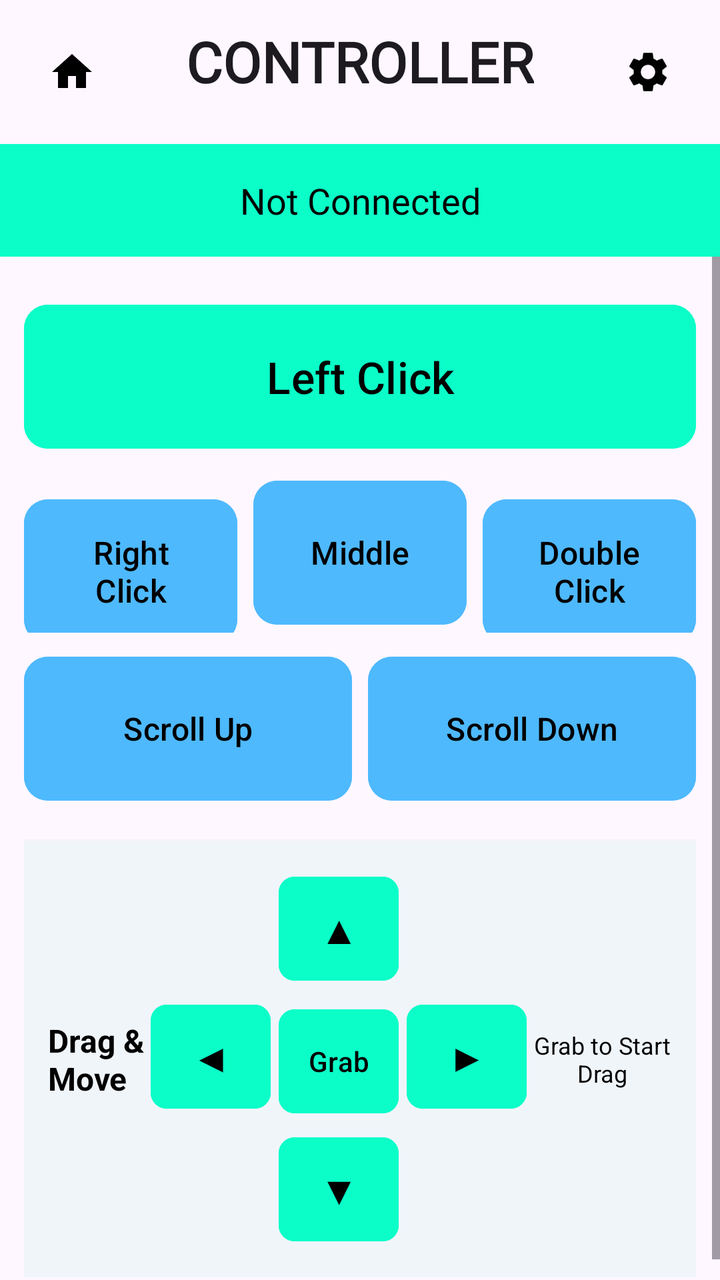
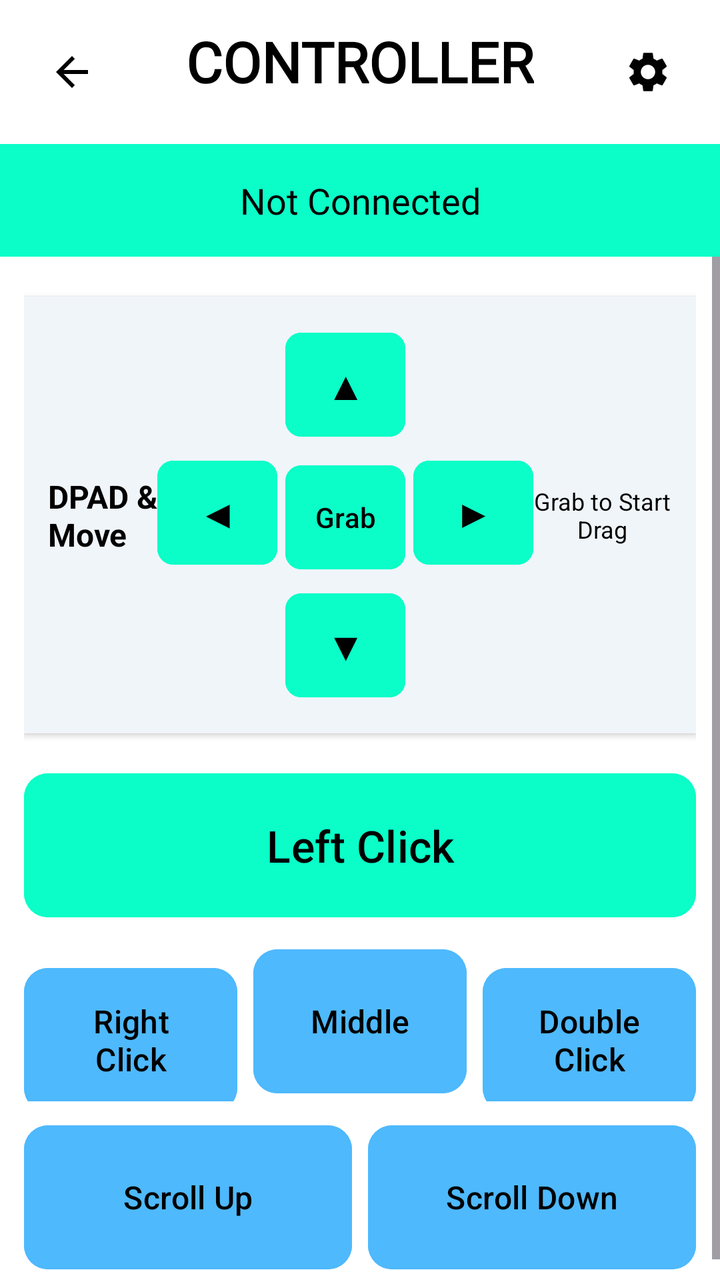

Two renders of the same Android screen: before a commit and after it. Below are the layout's source before the change and the commit's diff.
<!-- AndroidManifest.xml: application theme Theme.Phomouse -->
<!-- res/layout/screen_controller.xml -->
<?xml version="1.0" encoding="utf-8"?>
<androidx.constraintlayout.widget.ConstraintLayout xmlns:android="http://schemas.android.com/apk/res/android"
    xmlns:app="http://schemas.android.com/apk/res-auto"
    android:id="@+id/screen_controller"
    android:layout_width="match_parent"
    android:layout_height="match_parent"
    android:background="?attr/colorSurface">

    <androidx.constraintlayout.widget.ConstraintLayout
        android:id="@+id/header_controller"
        android:layout_width="match_parent"
        android:layout_height="wrap_content"
        android:padding="12dp"
        app:layout_constraintTop_toTopOf="parent">

        <ImageButton
            android:id="@+id/btn_home_controller"
            android:layout_width="48dp"
            android:layout_height="48dp"
            android:src="@drawable/ic_home"
            android:background="?attr/selectableItemBackgroundBorderless"
            app:layout_constraintStart_toStartOf="parent"
            app:layout_constraintTop_toTopOf="parent" />

        <TextView
            android:layout_width="wrap_content"
            android:layout_height="wrap_content"
            android:text="CONTROLLER"
            android:textSize="28sp"
            android:textStyle="bold"
            android:textColor="?attr/colorOnSurface"
            android:fontFamily="?attr/mainFontFamily"
            app:layout_constraintStart_toStartOf="parent"
            app:layout_constraintEnd_toEndOf="parent"
            app:layout_constraintTop_toTopOf="parent" />

        <ImageButton
            android:id="@+id/btn_settings_controller"
            android:layout_width="48dp"
            android:layout_height="48dp"
            android:src="@drawable/ic_settings"
            android:background="?attr/selectableItemBackgroundBorderless"
            app:layout_constraintEnd_toEndOf="parent"
            app:layout_constraintTop_toTopOf="parent" />

    </androidx.constraintlayout.widget.ConstraintLayout>

    <TextView
        android:id="@+id/status_bar"
        android:layout_width="match_parent"
        android:layout_height="wrap_content"
        android:text="Not Connected"
        android:textSize="18sp"
        android:textColor="@color/black"
        android:background="@color/accent"
        android:gravity="center"
        android:paddingVertical="16dp"
        android:fontFamily="?attr/mainFontFamily"
        app:layout_constraintTop_toBottomOf="@id/header_controller" />

    <ScrollView
        android:layout_width="match_parent"
        android:layout_height="0dp"
        android:fillViewport="true"
        app:layout_constraintTop_toBottomOf="@id/status_bar"
        app:layout_constraintBottom_toBottomOf="parent">

        <LinearLayout
            android:layout_width="match_parent"
            android:layout_height="wrap_content"
            android:orientation="vertical"
            android:padding="12dp"
            android:gravity="center_horizontal">

            <com.google.android.material.button.MaterialButton
                android:id="@+id/btn_left_click"
                android:layout_width="match_parent"
                android:layout_height="80dp"
                android:text="Left Click"
                android:textSize="22sp"
                android:textColor="@color/black"
                android:textAllCaps="false"
                android:backgroundTint="@color/accent"
                app:cornerRadius="12dp"
                android:layout_marginTop="8dp"/>

            <LinearLayout
                android:layout_width="match_parent"
                android:layout_height="wrap_content"
                android:orientation="horizontal"
                android:layout_marginTop="8dp">
                <com.google.android.material.button.MaterialButton
                    android:id="@+id/btn_right_click"
                    android:layout_width="0dp"
                    android:layout_weight="1"
                    android:layout_height="80dp"
                    android:text="Right Click"
                    android:textSize="16sp"
                    android:textColor="@color/black"
                    android:textAllCaps="false"
                    android:backgroundTint="@color/primary"
                    app:cornerRadius="12dp"
                    android:layout_marginEnd="4dp"/>
                <com.google.android.material.button.MaterialButton
                    android:id="@+id/btn_middle_click"
                    android:layout_width="0dp"
                    android:layout_weight="1"
                    android:layout_height="80dp"
                    android:text="Middle"
                    android:textSize="16sp"
                    android:textColor="@color/black"
                    android:textAllCaps="false"
                    android:backgroundTint="@color/primary"
                    app:cornerRadius="12dp"
                    android:layout_marginHorizontal="4dp"/>
                <com.google.android.material.button.MaterialButton
                    android:id="@+id/btn_double_click"
                    android:layout_width="0dp"
                    android:layout_weight="1"
                    android:layout_height="80dp"
                    android:text="Double Click"
                    android:textSize="16sp"
                    android:textColor="@color/black"
                    android:textAllCaps="false"
                    android:backgroundTint="@color/primary"
                    app:cornerRadius="12dp"
                    android:layout_marginStart="4dp"/>
            </LinearLayout>

            <LinearLayout
                android:layout_width="match_parent"
                android:layout_height="wrap_content"
                android:orientation="horizontal"
                android:layout_marginTop="8dp">
                <com.google.android.material.button.MaterialButton
                    android:id="@+id/btn_scroll_up"
                    android:layout_width="0dp"
                    android:layout_weight="1"
                    android:layout_height="80dp"
                    android:text="Scroll Up"
                    android:textSize="16sp"
                    android:textColor="@color/black"
                    android:textAllCaps="false"
                    android:backgroundTint="@color/primary"
                    app:cornerRadius="12dp"
                    android:layout_marginEnd="4dp"/>
                <com.google.android.material.button.MaterialButton
                    android:id="@+id/btn_scroll_down"
                    android:layout_width="0dp"
                    android:layout_weight="1"
                    android:layout_height="80dp"
                    android:text="Scroll Down"
                    android:textSize="16sp"
                    android:textColor="@color/black"
                    android:textAllCaps="false"
                    android:backgroundTint="@color/primary"
                    app:cornerRadius="12dp"
                    android:layout_marginStart="4dp"/>
            </LinearLayout>

            
            <androidx.constraintlayout.widget.ConstraintLayout
                android:layout_width="match_parent"
                android:layout_height="wrap_content"
                android:background="#F0F5FA"
                android:layout_marginTop="16dp"
                android:padding="12dp"
                android:elevation="2dp">

                <TextView
                    android:id="@+id/label_drag"
                    android:layout_width="wrap_content"
                    android:layout_height="wrap_content"
                    android:text="Drag &amp;\nMove"
                    android:textStyle="bold"
                    android:textSize="16sp"
                    android:textColor="@color/black"
                    app:layout_constraintStart_toStartOf="parent"
                    app:layout_constraintTop_toTopOf="parent"
                    app:layout_constraintBottom_toBottomOf="parent"/>

                <GridLayout
                    android:id="@+id/drag_grid"
                    android:layout_width="wrap_content"
                    android:layout_height="wrap_content"
                    android:columnCount="3"
                    android:rowCount="3"
                    app:layout_constraintStart_toEndOf="@id/label_drag"
                    app:layout_constraintEnd_toStartOf="@id/label_tap_grab"
                    app:layout_constraintTop_toTopOf="parent"
                    app:layout_constraintBottom_toBottomOf="parent">

                    <Space android:layout_width="60dp" android:layout_height="60dp" />
                    <com.google.android.material.button.MaterialButton
                        android:id="@+id/btn_drag_up"
                        android:layout_width="60dp"
                        android:layout_height="60dp"
                        android:padding="0dp"
                        android:text="▲"
                        android:textSize="20sp"
                        android:textColor="@color/black"
                        android:backgroundTint="@color/accent"
                        app:cornerRadius="8dp"
                        android:layout_margin="2dp"/>
                    <Space android:layout_width="60dp" android:layout_height="60dp" />

                    <com.google.android.material.button.MaterialButton
                        android:id="@+id/btn_drag_left"
                        android:layout_width="60dp"
                        android:layout_height="60dp"
                        android:padding="0dp"
                        android:text="◀"
                        android:textSize="20sp"
                        android:textColor="@color/black"
                        android:backgroundTint="@color/accent"
                        app:cornerRadius="8dp"
                        android:layout_margin="2dp"/>
                    <com.google.android.material.button.MaterialButton
                        android:id="@+id/btn_grab"
                        android:layout_width="60dp"
                        android:layout_height="60dp"
                        android:padding="0dp"
                        android:text="Grab"
                        android:textSize="14sp"
                        android:textColor="@color/black"
                        android:backgroundTint="@color/accent"
                        app:cornerRadius="8dp"
                        android:layout_margin="2dp"/>
                    <com.google.android.material.button.MaterialButton
                        android:id="@+id/btn_drag_right"
                        android:layout_width="60dp"
                        android:layout_height="60dp"
                        android:padding="0dp"
                        android:text="▶"
                        android:textSize="20sp"
                        android:textColor="@color/black"
                        android:backgroundTint="@color/accent"
                        app:cornerRadius="8dp"
                        android:layout_margin="2dp"/>

                    <Space android:layout_width="60dp" android:layout_height="60dp" />
                    <com.google.android.material.button.MaterialButton
                        android:id="@+id/btn_drag_down"
                        android:layout_width="60dp"
                        android:layout_height="60dp"
                        android:padding="0dp"
                        android:text="▼"
                        android:textSize="20sp"
                        android:textColor="@color/black"
                        android:backgroundTint="@color/accent"
                        app:cornerRadius="8dp"
                        android:layout_margin="2dp"/>
                    <Space android:layout_width="60dp" android:layout_height="60dp" />

                </GridLayout>

                <TextView
                    android:id="@+id/label_tap_grab"
                    android:layout_width="70dp"
                    android:layout_height="wrap_content"
                    android:text="Grab to Start Drag"
                    android:textSize="12sp"
                    android:textColor="@color/black"
                    android:gravity="center"
                    app:layout_constraintEnd_toEndOf="parent"
                    app:layout_constraintTop_toTopOf="parent"
                    app:layout_constraintBottom_toBottomOf="parent"/>

            </androidx.constraintlayout.widget.ConstraintLayout>

        </LinearLayout>
    </ScrollView>

</androidx.constraintlayout.widget.ConstraintLayout>
<!-- resources referenced by this layout -->
<resources>
  <color name="accent">#0BFEC8</color>
  <color name="black">#FF000000</color>
  <color name="primary">#4EB9FD</color>
  <!-- drawable ic_home (drawable) -->
  <vector xmlns:android="http://schemas.android.com/apk/res/android"
      android:width="24dp"
      android:height="24dp"
      android:viewportWidth="24"
      android:viewportHeight="24">
    <path
        android:fillColor="#FF000000"
        android:pathData="M10,20v-6h4v6h5v-8h3L12,3 2,12h3v8z"/>
  </vector>
  <!-- drawable ic_settings (drawable) -->
  <vector xmlns:android="http://schemas.android.com/apk/res/android"
      android:width="24dp"
      android:height="24dp"
      android:viewportWidth="24"
      android:viewportHeight="24">
    <path
        android:fillColor="#FF000000"
        android:pathData="M19.14,12.94c0.04,-0.3 0.06,-0.61 0.06,-0.94c0,-0.32 -0.02,-0.64 -0.07,-0.94l2.03,-1.58c0.18,-0.14 0.23,-0.41 0.12,-0.61l-1.92,-3.32c-0.12,-0.22 -0.37,-0.29 -0.59,-0.22l-2.39,0.96c-0.5,-0.38 -1.03,-0.7 -1.62,-0.94L14.4,2.81c-0.04,-0.24 -0.24,-0.41 -0.48,-0.41h-3.84c-0.24,0 -0.43,0.17 -0.47,0.41L9.25,5.35C8.66,5.59 8.12,5.92 7.63,6.29L5.24,5.33c-0.22,-0.08 -0.47,0 -0.59,0.22L2.74,8.87C2.62,9.08 2.66,9.34 2.86,9.48l2.03,1.58C4.84,11.36 4.8,11.69 4.8,12s0.02,0.64 0.07,0.94l-2.03,1.58c-0.18,0.14 -0.23,0.41 -0.12,0.61l1.92,3.32c0.12,0.22 0.37,0.29 0.59,0.22l2.39,-0.96c0.5,0.38 1.03,0.7 1.62,0.94l0.36,2.54c0.05,0.24 0.24,0.41 0.48,0.41h3.84c0.24,0 0.44,-0.17 0.47,-0.41l0.36,-2.54c0.59,-0.24 1.13,-0.56 1.62,-0.94l2.39,0.96c0.22,0.08 0.47,0 0.59,-0.22l1.92,-3.32c0.12,-0.22 0.07,-0.47 -0.12,-0.61L19.14,12.94z M12,15.6c-1.98,0 -3.6,-1.62 -3.6,-3.6s1.62,-3.6 3.6,-3.6s3.6,1.62 3.6,3.6S13.98,15.6 12,15.6z"/>
  </vector>
  <style name="Theme.Phomouse" parent="Base.Theme.Phomouse" />
  <style name="Base.Theme.Phomouse" parent="Theme.Material3.DayNight.NoActionBar">
          <item name="colorPrimary">@color/primary</item>
          <item name="colorAccent">@color/accent</item>
          <item name="android:windowBackground">@color/white</item>
          <item name="mainFontFamily">@font/atkinson</item>
      </style>
  <color name="white">#FFFFFFFF</color>
</resources>

<!-- the commit's change to res/layout/screen_controller.xml (unified diff, before → after) -->
@@ -4,7 +4,7 @@
     android:id="@+id/screen_controller"
     android:layout_width="match_parent"
     android:layout_height="match_parent"
-    android:background="?attr/colorSurface">
+    android:background="@color/white">
 
     <androidx.constraintlayout.widget.ConstraintLayout
         android:id="@+id/header_controller"
@@ -17,7 +17,8 @@
             android:id="@+id/btn_home_controller"
             android:layout_width="48dp"
             android:layout_height="48dp"
-            android:src="@drawable/ic_home"
+            android:src="@drawable/ic_arrow_back"
+            android:contentDescription="@string/desc_back"
             android:background="?attr/selectableItemBackgroundBorderless"
             app:layout_constraintStart_toStartOf="parent"
             app:layout_constraintTop_toTopOf="parent" />
@@ -25,10 +26,10 @@
         <TextView
             android:layout_width="wrap_content"
             android:layout_height="wrap_content"
-            android:text="CONTROLLER"
+            android:text="@string/header_controller"
             android:textSize="28sp"
             android:textStyle="bold"
-            android:textColor="?attr/colorOnSurface"
+            android:textColor="@color/black"
             android:fontFamily="?attr/mainFontFamily"
             app:layout_constraintStart_toStartOf="parent"
             app:layout_constraintEnd_toEndOf="parent"
@@ -39,6 +40,7 @@
             android:layout_width="48dp"
             android:layout_height="48dp"
             android:src="@drawable/ic_settings"
+            android:contentDescription="@string/desc_settings"
             android:background="?attr/selectableItemBackgroundBorderless"
             app:layout_constraintEnd_toEndOf="parent"
             app:layout_constraintTop_toTopOf="parent" />
@@ -49,7 +51,7 @@
         android:id="@+id/status_bar"
         android:layout_width="match_parent"
         android:layout_height="wrap_content"
-        android:text="Not Connected"
+        android:text="@string/status_not_connected"
         android:textSize="18sp"
         android:textColor="@color/black"
         android:background="@color/accent"
@@ -72,98 +74,12 @@
             android:padding="12dp"
             android:gravity="center_horizontal">
 
-            <com.google.android.material.button.MaterialButton
-                android:id="@+id/btn_left_click"
-                android:layout_width="match_parent"
-                android:layout_height="80dp"
-                android:text="Left Click"
-                android:textSize="22sp"
-                android:textColor="@color/black"
-                android:textAllCaps="false"
-                android:backgroundTint="@color/accent"
-                app:cornerRadius="12dp"
-                android:layout_marginTop="8dp"/>
-
-            <LinearLayout
-                android:layout_width="match_parent"
-                android:layout_height="wrap_content"
-                android:orientation="horizontal"
-                android:layout_marginTop="8dp">
-                <com.google.android.material.button.MaterialButton
-                    android:id="@+id/btn_right_click"
-                    android:layout_width="0dp"
-                    android:layout_weight="1"
-                    android:layout_height="80dp"
-                    android:text="Right Click"
-                    android:textSize="16sp"
-                    android:textColor="@color/black"
-                    android:textAllCaps="false"
-                    android:backgroundTint="@color/primary"
-                    app:cornerRadius="12dp"
-                    android:layout_marginEnd="4dp"/>
-                <com.google.android.material.button.MaterialButton
-                    android:id="@+id/btn_middle_click"
-                    android:layout_width="0dp"
-                    android:layout_weight="1"
-                    android:layout_height="80dp"
-                    android:text="Middle"
-                    android:textSize="16sp"
-                    android:textColor="@color/black"
-                    android:textAllCaps="false"
-                    android:backgroundTint="@color/primary"
-                    app:cornerRadius="12dp"
-                    android:layout_marginHorizontal="4dp"/>
-                <com.google.android.material.button.MaterialButton
-                    android:id="@+id/btn_double_click"
-                    android:layout_width="0dp"
-                    android:layout_weight="1"
-                    android:layout_height="80dp"
-                    android:text="Double Click"
-                    android:textSize="16sp"
-                    android:textColor="@color/black"
-                    android:textAllCaps="false"
-                    android:backgroundTint="@color/primary"
-                    app:cornerRadius="12dp"
-                    android:layout_marginStart="4dp"/>
-            </LinearLayout>
-
-            <LinearLayout
-                android:layout_width="match_parent"
-                android:layout_height="wrap_content"
-                android:orientation="horizontal"
-                android:layout_marginTop="8dp">
-                <com.google.android.material.button.MaterialButton
-                    android:id="@+id/btn_scroll_up"
-                    android:layout_width="0dp"
-                    android:layout_weight="1"
-                    android:layout_height="80dp"
-                    android:text="Scroll Up"
-                    android:textSize="16sp"
-                    android:textColor="@color/black"
-                    android:textAllCaps="false"
-                    android:backgroundTint="@color/primary"
-                    app:cornerRadius="12dp"
-                    android:layout_marginEnd="4dp"/>
-                <com.google.android.material.button.MaterialButton
-                    android:id="@+id/btn_scroll_down"
-                    android:layout_width="0dp"
-                    android:layout_weight="1"
-                    android:layout_height="80dp"
-                    android:text="Scroll Down"
-                    android:textSize="16sp"
-                    android:textColor="@color/black"
-                    android:textAllCaps="false"
-                    android:backgroundTint="@color/primary"
-                    app:cornerRadius="12dp"
-                    android:layout_marginStart="4dp"/>
-            </LinearLayout>
-
             
             <androidx.constraintlayout.widget.ConstraintLayout
                 android:layout_width="match_parent"
                 android:layout_height="wrap_content"
                 android:background="#F0F5FA"
-                android:layout_marginTop="16dp"
+                android:layout_marginTop="8dp"
                 android:padding="12dp"
                 android:elevation="2dp">
 
@@ -171,7 +87,7 @@
                     android:id="@+id/label_drag"
                     android:layout_width="wrap_content"
                     android:layout_height="wrap_content"
-                    android:text="Drag &amp;\nMove"
+                    android:text="@string/label_dpad"
                     android:textStyle="bold"
                     android:textSize="16sp"
                     android:textColor="@color/black"
@@ -196,7 +112,7 @@
                         android:layout_width="60dp"
                         android:layout_height="60dp"
                         android:padding="0dp"
-                        android:text="▲"
+                        android:text="@string/icon_up"
                         android:textSize="20sp"
                         android:textColor="@color/black"
                         android:backgroundTint="@color/accent"
@@ -209,7 +125,7 @@
                         android:layout_width="60dp"
                         android:layout_height="60dp"
                         android:padding="0dp"
-                        android:text="◀"
+                        android:text="@string/icon_left"
                         android:textSize="20sp"
                         android:textColor="@color/black"
                         android:backgroundTint="@color/accent"
@@ -220,7 +136,7 @@
                         android:layout_width="60dp"
                         android:layout_height="60dp"
                         android:padding="0dp"
-                        android:text="Grab"
+                        android:text="@string/btn_grab"
                         android:textSize="14sp"
                         android:textColor="@color/black"
                         android:backgroundTint="@color/accent"
@@ -231,7 +147,7 @@
                         android:layout_width="60dp"
                         android:layout_height="60dp"
                         android:padding="0dp"
-                        android:text="▶"
+                        android:text="@string/icon_right"
                         android:textSize="20sp"
                         android:textColor="@color/black"
                         android:backgroundTint="@color/accent"
@@ -244,7 +160,7 @@
                         android:layout_width="60dp"
                         android:layout_height="60dp"
                         android:padding="0dp"
-                        android:text="▼"
+                        android:text="@string/icon_down"
                         android:textSize="20sp"
                         android:textColor="@color/black"
                         android:backgroundTint="@color/accent"
@@ -258,7 +174,7 @@
                     android:id="@+id/label_tap_grab"
                     android:layout_width="70dp"
                     android:layout_height="wrap_content"
-                    android:text="Grab to Start Drag"
+                    android:text="@string/label_grab_hint"
                     android:textSize="12sp"
                     android:textColor="@color/black"
                     android:gravity="center"
@@ -268,6 +184,92 @@
 
             </androidx.constraintlayout.widget.ConstraintLayout>
 
+            <com.google.android.material.button.MaterialButton
+                android:id="@+id/btn_left_click"
+                android:layout_width="match_parent"
+                android:layout_height="80dp"
+                android:text="@string/btn_left_click"
+                android:textSize="22sp"
+                android:textColor="@color/black"
+                android:textAllCaps="false"
+                android:backgroundTint="@color/accent"
+                app:cornerRadius="12dp"
+                android:layout_marginTop="16dp"/>
+
+            <LinearLayout
+                android:layout_width="match_parent"
+                android:layout_height="wrap_content"
+                android:orientation="horizontal"
+                android:layout_marginTop="8dp">
+                <com.google.android.material.button.MaterialButton
+                    android:id="@+id/btn_right_click"
+                    android:layout_width="0dp"
+                    android:layout_weight="1"
+                    android:layout_height="80dp"
+                    android:text="@string/btn_right_click"
+                    android:textSize="16sp"
+                    android:textColor="@color/black"
+                    android:textAllCaps="false"
+                    android:backgroundTint="@color/primary"
+                    app:cornerRadius="12dp"
+                    android:layout_marginEnd="4dp"/>
+                <com.google.android.material.button.MaterialButton
+                    android:id="@+id/btn_middle_click"
+                    android:layout_width="0dp"
+                    android:layout_weight="1"
+                    android:layout_height="80dp"
+                    android:text="@string/btn_middle_click"
+                    android:textSize="16sp"
+                    android:textColor="@color/black"
+                    android:textAllCaps="false"
+                    android:backgroundTint="@color/primary"
+                    app:cornerRadius="12dp"
+                    android:layout_marginHorizontal="4dp"/>
+                <com.google.android.material.button.MaterialButton
+                    android:id="@+id/btn_double_click"
+                    android:layout_width="0dp"
+                    android:layout_weight="1"
+                    android:layout_height="80dp"
+                    android:text="@string/btn_double_click"
+                    android:textSize="16sp"
+                    android:textColor="@color/black"
+                    android:textAllCaps="false"
+                    android:backgroundTint="@color/primary"
+                    app:cornerRadius="12dp"
+                    android:layout_marginStart="4dp"/>
+            </LinearLayout>
+
+            <LinearLayout
+                android:layout_width="match_parent"
+                android:layout_height="wrap_content"
+                android:orientation="horizontal"
+                android:layout_marginTop="8dp">
+                <com.google.android.material.button.MaterialButton
+                    android:id="@+id/btn_scroll_up"
+                    android:layout_width="0dp"
+                    android:layout_weight="1"
+                    android:layout_height="80dp"
+                    android:text="@string/btn_scroll_up"
+                    android:textSize="16sp"
+                    android:textColor="@color/black"
+                    android:textAllCaps="false"
+                    android:backgroundTint="@color/primary"
+                    app:cornerRadius="12dp"
+                    android:layout_marginEnd="4dp"/>
+                <com.google.android.material.button.MaterialButton
+                    android:id="@+id/btn_scroll_down"
+                    android:layout_width="0dp"
+                    android:layout_weight="1"
+                    android:layout_height="80dp"
+                    android:text="@string/btn_scroll_down"
+                    android:textSize="16sp"
+                    android:textColor="@color/black"
+                    android:textAllCaps="false"
+                    android:backgroundTint="@color/primary"
+                    app:cornerRadius="12dp"
+                    android:layout_marginStart="4dp"/>
+            </LinearLayout>
+
         </LinearLayout>
     </ScrollView>
 
<!-- resource entries referenced after the edit -->
@@ -3,16 +3,6 @@
   <color name="accent">#0BFEC8</color>
   <color name="black">#FF000000</color>
   <color name="primary">#4EB9FD</color>
-  <!-- drawable ic_home (drawable) -->
-  <vector xmlns:android="http://schemas.android.com/apk/res/android"
-      android:width="24dp"
-      android:height="24dp"
-      android:viewportWidth="24"
-      android:viewportHeight="24">
-    <path
-        android:fillColor="#FF000000"
-        android:pathData="M10,20v-6h4v6h5v-8h3L12,3 2,12h3v8z"/>
-  </vector>
   <!-- drawable ic_settings (drawable) -->
   <vector xmlns:android="http://schemas.android.com/apk/res/android"
       android:width="24dp"
@@ -23,6 +13,23 @@
         android:fillColor="#FF000000"
         android:pathData="M19.14,12.94c0.04,-0.3 0.06,-0.61 0.06,-0.94c0,-0.32 -0.02,-0.64 -0.07,-0.94l2.03,-1.58c0.18,-0.14 0.23,-0.41 0.12,-0.61l-1.92,-3.32c-0.12,-0.22 -0.37,-0.29 -0.59,-0.22l-2.39,0.96c-0.5,-0.38 -1.03,-0.7 -1.62,-0.94L14.4,2.81c-0.04,-0.24 -0.24,-0.41 -0.48,-0.41h-3.84c-0.24,0 -0.43,0.17 -0.47,0.41L9.25,5.35C8.66,5.59 8.12,5.92 7.63,6.29L5.24,5.33c-0.22,-0.08 -0.47,0 -0.59,0.22L2.74,8.87C2.62,9.08 2.66,9.34 2.86,9.48l2.03,1.58C4.84,11.36 4.8,11.69 4.8,12s0.02,0.64 0.07,0.94l-2.03,1.58c-0.18,0.14 -0.23,0.41 -0.12,0.61l1.92,3.32c0.12,0.22 0.37,0.29 0.59,0.22l2.39,-0.96c0.5,0.38 1.03,0.7 1.62,0.94l0.36,2.54c0.05,0.24 0.24,0.41 0.48,0.41h3.84c0.24,0 0.44,-0.17 0.47,-0.41l0.36,-2.54c0.59,-0.24 1.13,-0.56 1.62,-0.94l2.39,0.96c0.22,0.08 0.47,0 0.59,-0.22l1.92,-3.32c0.12,-0.22 0.07,-0.47 -0.12,-0.61L19.14,12.94z M12,15.6c-1.98,0 -3.6,-1.62 -3.6,-3.6s1.62,-3.6 3.6,-3.6s3.6,1.62 3.6,3.6S13.98,15.6 12,15.6z"/>
   </vector>
+  <string name="btn_double_click">Double Click</string>
+  <string name="btn_grab">Grab</string>
+  <string name="btn_left_click">Left Click</string>
+  <string name="btn_middle_click">Middle</string>
+  <string name="btn_right_click">Right Click</string>
+  <string name="btn_scroll_down">Scroll Down</string>
+  <string name="btn_scroll_up">Scroll Up</string>
+  <string name="desc_back">Back</string>
+  <string name="desc_settings">Settings</string>
+  <string name="header_controller">CONTROLLER</string>
+  <string name="icon_down">▼</string>
+  <string name="icon_left">◀</string>
+  <string name="icon_right">▶</string>
+  <string name="icon_up">▲</string>
+  <string name="label_dpad">DPAD &amp;\nMove</string>
+  <string name="label_grab_hint">Grab to Start Drag</string>
+  <string name="status_not_connected">Not Connected</string>
   <style name="Theme.Phomouse" parent="Base.Theme.Phomouse" />
   <style name="Base.Theme.Phomouse" parent="Theme.Material3.DayNight.NoActionBar">
           <item name="colorPrimary">@color/primary</item>
@@ -31,5 +38,15 @@
           <item name="mainFontFamily">@font/atkinson</item>
       </style>
   <color name="white">#FFFFFFFF</color>
+  <!-- drawable ic_arrow_back (drawable) -->
+  <vector xmlns:android="http://schemas.android.com/apk/res/android"
+      android:width="24dp"
+      android:height="24dp"
+      android:viewportWidth="24"
+      android:viewportHeight="24">
+    <path
+        android:fillColor="#FF000000"
+        android:pathData="M20,11H7.83l5.59,-5.59L12,4l-8,8 8,8 1.41,-1.41L7.83,13H20v-2z"/>
+  </vector>
 </resources>
 
